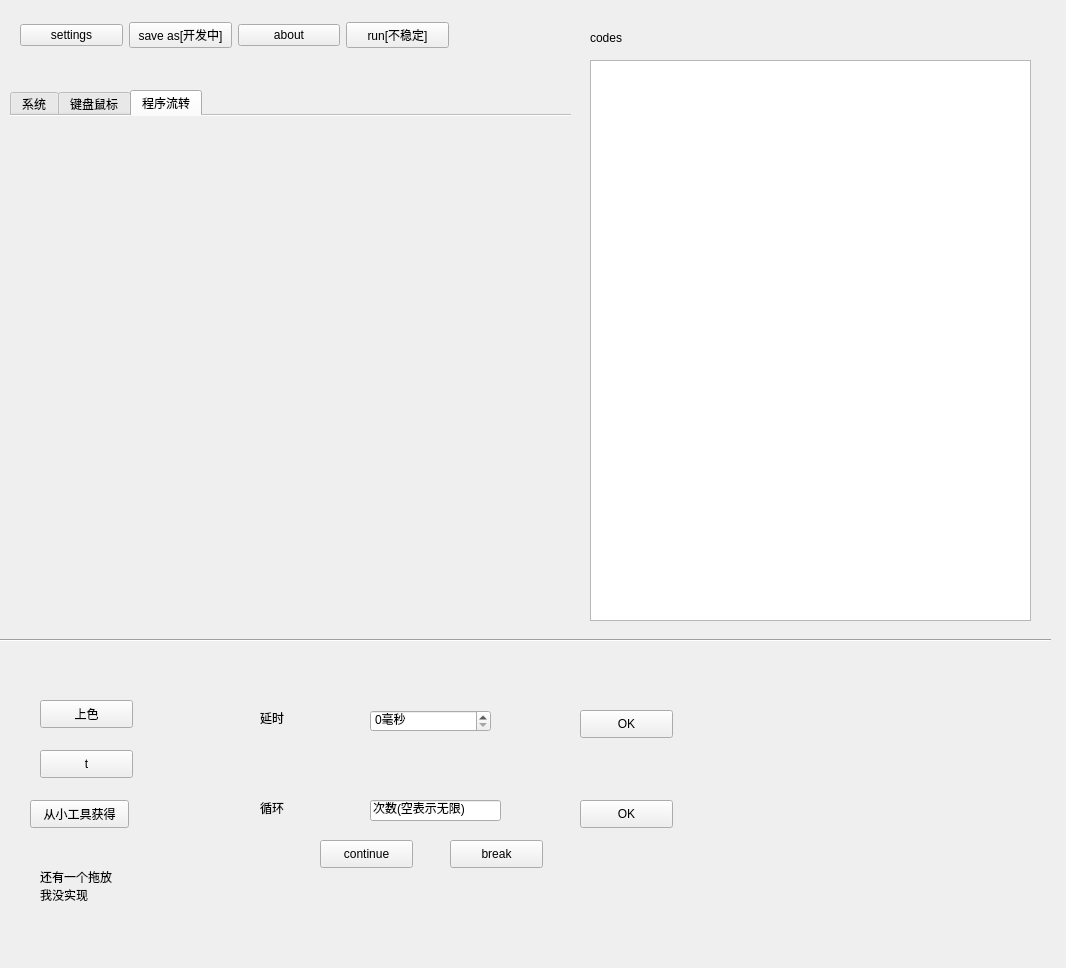
This is src/ahk_main/ahk_main.ui in yongzhi444/AutoHotkey-Simple-IDE as Qt 5 draws it before an edit. The edited form follows.
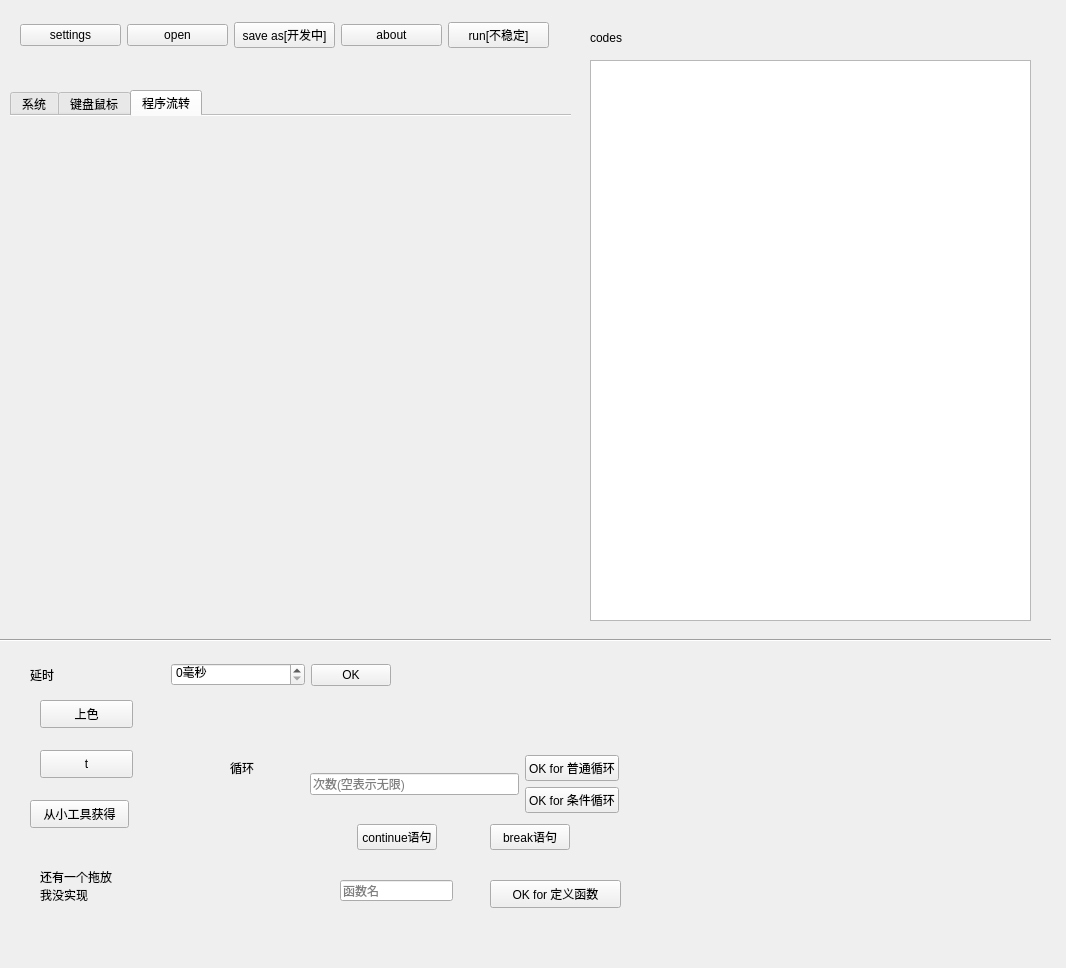
This is the edited form. The open tabs and pages were chosen to show the change.

```diff
--- a/src/ahk_main/ahk_main.ui
+++ b/src/ahk_main/ahk_main.ui
@@ -44,7 +44,7 @@
     <rect>
      <x>20</x>
      <y>20</y>
-     <width>429</width>
+     <width>529</width>
      <height>30</height>
     </rect>
    </property>
@@ -56,6 +56,13 @@
       </property>
      </widget>
     </item>
+    <item>
+     <widget class="QPushButton" name="open_btn">
+      <property name="text">
+       <string>open</string>
+      </property>
+     </widget>
+    </item>
     <item>
      <widget class="QPushButton" name="pushButton_2">
       <property name="text">
@@ -687,109 +694,166 @@
     </attribute>
    </widget>
   </widget>
-  <widget class="QLabel" name="label_18">
-   <property name="geometry">
-    <rect>
-     <x>260</x>
-     <y>710</y>
-     <width>72</width>
-     <height>15</height>
-    </rect>
-   </property>
-   <property name="text">
-    <string>延时</string>
-   </property>
-  </widget>
-  <widget class="QSpinBox" name="g_time">
-   <property name="geometry">
-    <rect>
-     <x>370</x>
-     <y>710</y>
-     <width>121</width>
-     <height>22</height>
-    </rect>
-   </property>
-   <property name="suffix">
-    <string>毫秒</string>
-   </property>
-  </widget>
-  <widget class="QPushButton" name="g_ok">
-   <property name="geometry">
-    <rect>
-     <x>580</x>
-     <y>710</y>
-     <width>93</width>
-     <height>28</height>
-    </rect>
-   </property>
-   <property name="text">
-    <string>OK</string>
-   </property>
-  </widget>
   <widget class="QLabel" name="label_21">
    <property name="geometry">
     <rect>
-     <x>260</x>
-     <y>800</y>
-     <width>72</width>
-     <height>15</height>
+     <x>230</x>
+     <y>760</y>
+     <width>51</width>
+     <height>16</height>
     </rect>
    </property>
    <property name="text">
     <string>循环</string>
    </property>
   </widget>
-  <widget class="QLineEdit" name="lineEdit">
+  <widget class="QLineEdit" name="lineEdit_2">
    <property name="geometry">
     <rect>
-     <x>370</x>
-     <y>800</y>
+     <x>340</x>
+     <y>880</y>
+     <width>113</width>
+     <height>21</height>
+    </rect>
+   </property>
+   <property name="text">
+    <string/>
+   </property>
+   <property name="placeholderText">
+    <string>函数名</string>
+   </property>
+  </widget>
+  <widget class="QPushButton" name="pushButton_5">
+   <property name="geometry">
+    <rect>
+     <x>490</x>
+     <y>880</y>
      <width>131</width>
-     <height>21</height>
-    </rect>
-   </property>
-   <property name="inputMask">
-    <string>次数(空表示无限)</string>
-   </property>
-  </widget>
-  <widget class="QPushButton" name="c_ok_3">
-   <property name="geometry">
-    <rect>
-     <x>580</x>
-     <y>800</y>
-     <width>93</width>
      <height>28</height>
     </rect>
    </property>
    <property name="text">
-    <string>OK</string>
+    <string>OK for 定义函数</string>
    </property>
   </widget>
-  <widget class="QPushButton" name="pushButton">
+  <widget class="QWidget" name="">
    <property name="geometry">
     <rect>
-     <x>320</x>
-     <y>840</y>
-     <width>93</width>
-     <height>28</height>
+     <x>30</x>
+     <y>660</y>
+     <width>361</width>
+     <height>30</height>
     </rect>
    </property>
-   <property name="text">
-    <string>continue</string>
-   </property>
+   <layout class="QHBoxLayout" name="horizontalLayout_11">
+    <item>
+     <widget class="QLabel" name="label_18">
+      <property name="text">
+       <string>延时</string>
+      </property>
+     </widget>
+    </item>
+    <item>
+     <widget class="QSpinBox" name="g_time">
+      <property name="sizePolicy">
+       <sizepolicy hsizetype="Minimum" vsizetype="Fixed">
+        <horstretch>0</horstretch>
+        <verstretch>0</verstretch>
+       </sizepolicy>
+      </property>
+      <property name="suffix">
+       <string>毫秒</string>
+      </property>
+     </widget>
+    </item>
+    <item>
+     <widget class="QPushButton" name="g_ok">
+      <property name="sizePolicy">
+       <sizepolicy hsizetype="Fixed" vsizetype="Fixed">
+        <horstretch>0</horstretch>
+        <verstretch>0</verstretch>
+       </sizepolicy>
+      </property>
+      <property name="text">
+       <string>OK</string>
+      </property>
+     </widget>
+    </item>
+   </layout>
   </widget>
-  <widget class="QPushButton" name="pushButton_4">
+  <widget class="QWidget" name="">
    <property name="geometry">
     <rect>
-     <x>450</x>
-     <y>840</y>
-     <width>93</width>
-     <height>28</height>
+     <x>310</x>
+     <y>750</y>
+     <width>309</width>
+     <height>106</height>
     </rect>
    </property>
-   <property name="text">
-    <string>break</string>
-   </property>
+   <layout class="QVBoxLayout" name="verticalLayout_7">
+    <item>
+     <layout class="QHBoxLayout" name="horizontalLayout_12">
+      <item>
+       <widget class="QLineEdit" name="lineEdit">
+        <property name="inputMask">
+         <string/>
+        </property>
+        <property name="placeholderText">
+         <string>次数(空表示无限)</string>
+        </property>
+       </widget>
+      </item>
+      <item>
+       <layout class="QVBoxLayout" name="verticalLayout_6">
+        <item>
+         <widget class="QPushButton" name="c_ok_3">
+          <property name="text">
+           <string>OK for 普通循环</string>
+          </property>
+         </widget>
+        </item>
+        <item>
+         <widget class="QPushButton" name="c_ok_4">
+          <property name="text">
+           <string>OK for 条件循环</string>
+          </property>
+         </widget>
+        </item>
+       </layout>
+      </item>
+     </layout>
+    </item>
+    <item>
+     <layout class="QHBoxLayout" name="horizontalLayout_13">
+      <item>
+       <widget class="QPushButton" name="pushButton">
+        <property name="sizePolicy">
+         <sizepolicy hsizetype="Fixed" vsizetype="Fixed">
+          <horstretch>0</horstretch>
+          <verstretch>0</verstretch>
+         </sizepolicy>
+        </property>
+        <property name="text">
+         <string>continue语句</string>
+        </property>
+       </widget>
+      </item>
+      <item>
+       <widget class="QPushButton" name="pushButton_4">
+        <property name="sizePolicy">
+         <sizepolicy hsizetype="Fixed" vsizetype="Fixed">
+          <horstretch>0</horstretch>
+          <verstretch>0</verstretch>
+         </sizepolicy>
+        </property>
+        <property name="text">
+         <string>break语句</string>
+        </property>
+       </widget>
+      </item>
+     </layout>
+    </item>
+   </layout>
   </widget>
  </widget>
  <resources/>
```
Left out of the diff: 4 changed lines with no effect on the pictures.
